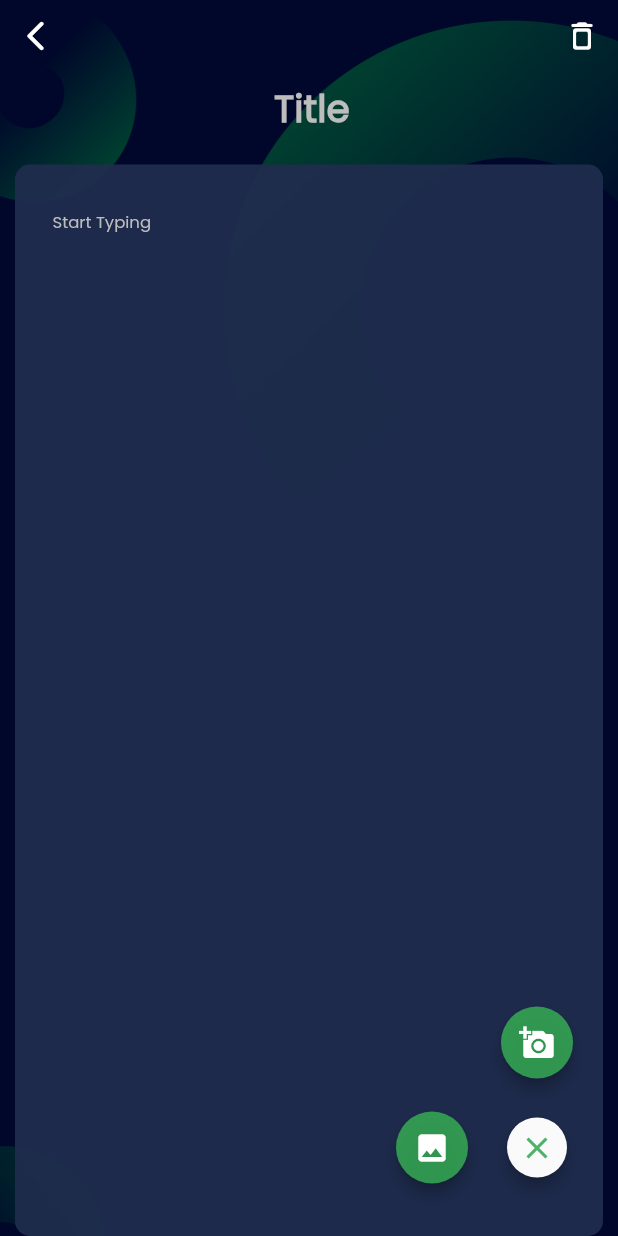
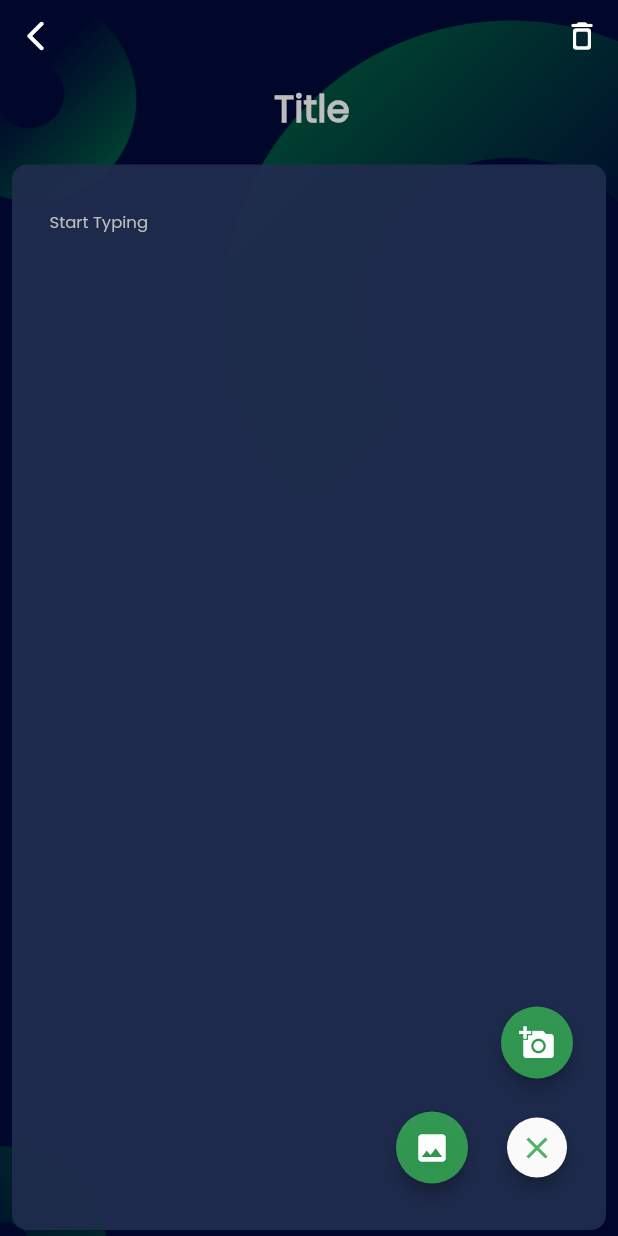
Before and after one commit to GDGVIT/DigiNotes-app, a Flutter app: the EditNotePage screen opened directly, after a tap on the "create" icon, after a tap on the "insert photo" icon, on a phone screen of 412 x 824 dp. Run offline on Flutter 3.47's test engine with Material 2 defaults, Android fonts, the phone set to English and light mode, and no system bars; our stand-ins replace dio, image_picker, share, shared_preferences, sqflite; accounts and stored records are empty.

```diff
--- a/lib/src/pres/screens/edit_note.dart
+++ b/lib/src/pres/screens/edit_note.dart
@@ -187,7 +187,7 @@ class _EditNotePageState extends State<EditNotePage> {
               Expanded(
                 child: Container(
                   width: scrwid,
-                  margin: EdgeInsets.only(left: 10, right: 10),
+                  margin: EdgeInsets.only(left: 8, right: 8, bottom: 4),
                   padding: EdgeInsets.fromLTRB(25, 30, 25, 40),
                   decoration: BoxDecoration(
                     color: blue.withOpacity(0.95),
@@ -228,10 +228,6 @@ class _EditNotePageState extends State<EditNotePage> {
 
   Future getImage(context, i) async {
     File image;
-    setState(() {
-      titleController.text = currentNote.title;
-      contentController.text = currentNote.content;
-    });
     final picker = ImagePicker();
     var _pickedFile = await picker.getImage(
         source: (i == 0 ? ImageSource.gallery : ImageSource.camera));
@@ -244,6 +240,7 @@ class _EditNotePageState extends State<EditNotePage> {
       );
       var resp1 = await _upload(_image);
       if (resp1 != null) {
+        print('${resp1.data}');
         var convertedResp = Posts.fromJson(resp1.data);
         String str='';
         convertedResp.sentences.forEach((element)
--- a/lib/src/pres/screens/view_note.dart
+++ b/lib/src/pres/screens/view_note.dart
@@ -91,7 +91,7 @@ class _ViewNotePageState extends State<ViewNotePage> {
               Expanded(
                 child: Container(
                   width: scrwid,
-                  margin: EdgeInsets.only(left: 10, right: 10),
+                  margin: EdgeInsets.only(left: 8, right: 8, bottom: 4),
                   padding: EdgeInsets.fromLTRB(25, 30, 25, 40),
                   decoration: BoxDecoration(
                     color: blue.withOpacity(0.95),
--- a/pubspec.yaml
+++ b/pubspec.yaml
@@ -23,8 +23,14 @@ dependencies:
   shared_preferences: ^2.0.6
 
 dev_dependencies:
+  flutter_launcher_icons: ^0.8.0
   flutter_test:
     sdk: flutter
+
+flutter_icons:
+  android: true
+  ios: true
+  image_path: "assets/images/DNLogo.png"
 
 flutter:
   uses-material-design: true
```
Also changed, not shown: assets/images/DNLogo.png (added), pubspec.lock, 22 other files.
